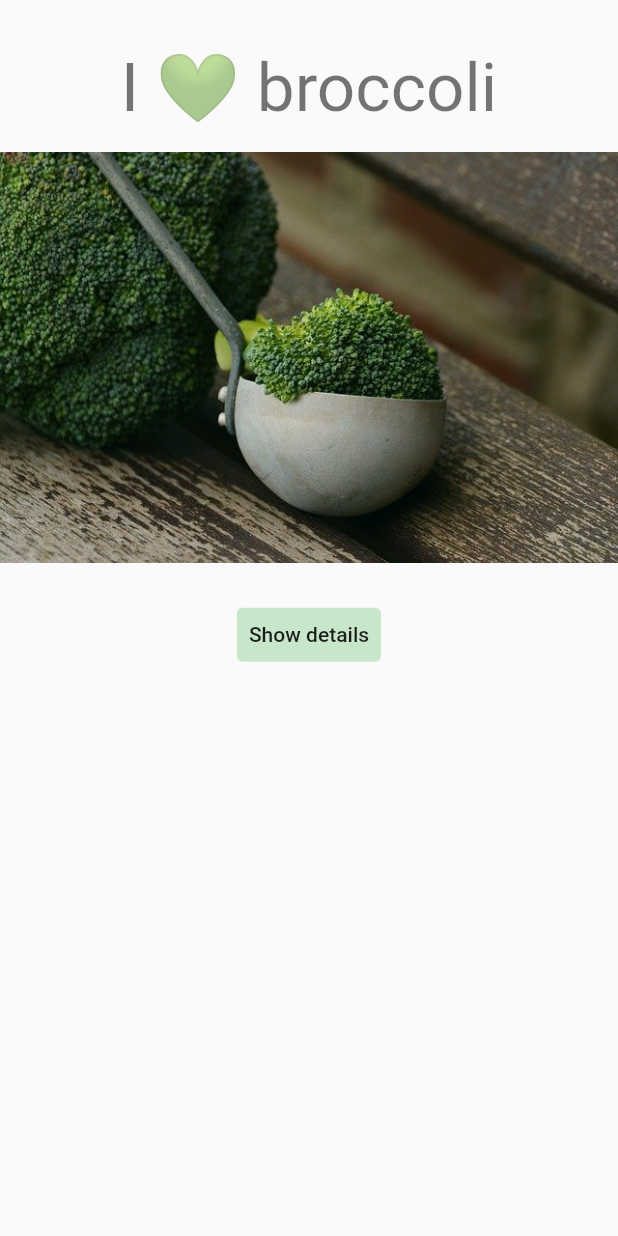
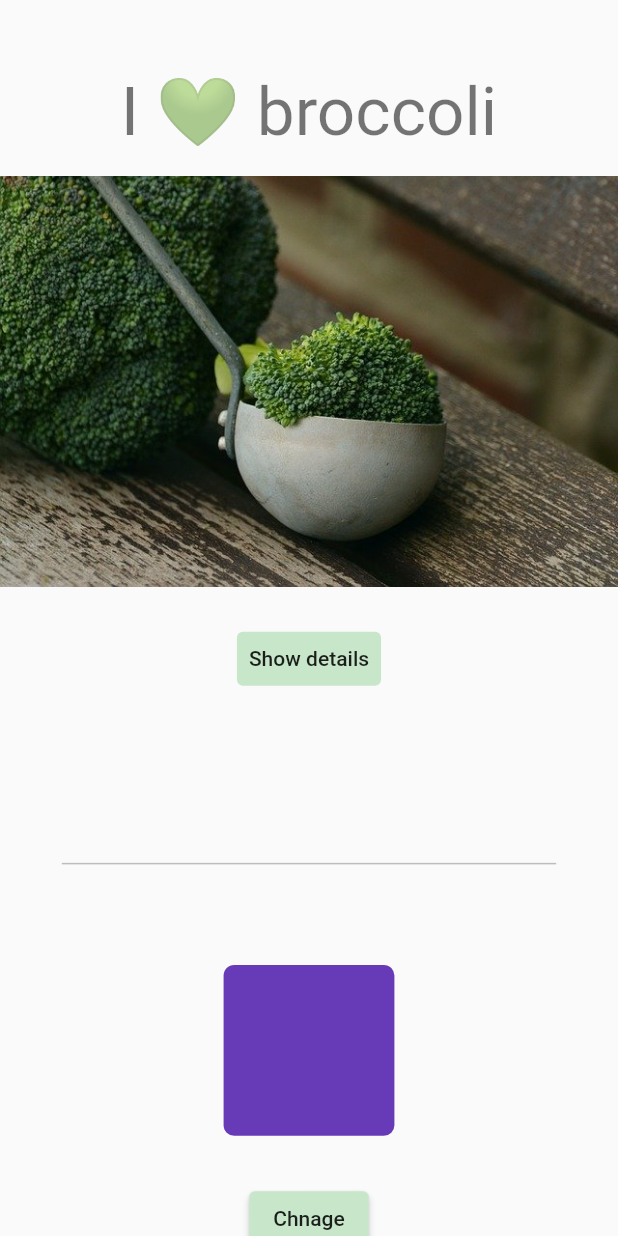
Before and after one commit to broccolism/flutter-try-again, a Flutter app: the ImplicitAnimationScreen screen opened by its route, on a phone screen of 412 x 824 dp. Run offline on Flutter 3.47's test engine with Material 2 defaults, Android fonts, the phone set to English and light mode, and no system bars; our stand-ins replace cached_network_image, get; generated files the repository leaves out were written again.

Commit message:
#13 :sparkles: change container's color, size, borderRadius

```diff
--- a/tiny_widgets/lib/view/screen/animation/implicit_animation_screen.dart
+++ b/tiny_widgets/lib/view/screen/animation/implicit_animation_screen.dart
@@ -1,3 +1,5 @@
+import 'dart:math';
+
 import 'package:flutter/material.dart';
 import 'package:flutter/widgets.dart';
 
@@ -15,29 +17,58 @@ class _ImplicitAnimationScreenState extends State<ImplicitAnimationScreen> {
   final String IMAGE_NAME = "assets/images/broccoli.jpg";
   final String SHOW_DETAIL_BUTTON_TEXT = "Show details";
   final String HIDE_DETAIL_BUTTON_TEXT = "Hide details";
+  final String CHANGE_BUTTON_TEXT = "Chnage";
   final String BODY_TEXT = "Type: Broccoli\nAge: 3\nJob: Being in a spoon";
+  final ButtonStyle _buttonStyle = ButtonStyle(
+    backgroundColor: MaterialStateProperty.all<Color>(Colors.green[100]!),
+  );
 
-  // TODO: make a controller and let it manage opacity.
+  // TODO: make a controller and let it manage variables.
   double opacity = 0.0;
+  late Color color;
+  late double borderRadius;
+  late double margin;
+
+  @override
+  void initState() {
+    super.initState();
+    color = Colors.deepPurple;
+    borderRadius = _randomBorderRadius();
+    margin = _randomMargin();
+  }
+
   @override
   Widget build(BuildContext context) {
     return SafeArea(
       child: Scaffold(
         body: SingleChildScrollView(
+          physics: ClampingScrollPhysics(),
           child: Column(
             children: [
-              SizedBox(height: 32),
-              _title(),
-              SizedBox(height: 16),
-              _image(),
-              SizedBox(height: 24),
-              _detailButton(),
-              SizedBox(height: 16),
-              _body(),
+              SizedBox(height: 48),
+              _imageAndDetails(),
+              _divider(),
+              SizedBox(height: 48),
+              _animatingShape(),
+              SizedBox(height: 48),
             ],
           ),
         ),
       ),
+    );
+  }
+
+  Widget _imageAndDetails() {
+    return Column(
+      children: [
+        _title(),
+        SizedBox(height: 16),
+        _image(),
+        SizedBox(height: 24),
+        _detailButton(),
+        SizedBox(height: 16),
+        _body(),
+      ],
     );
   }
 
@@ -55,9 +86,7 @@ class _ImplicitAnimationScreenState extends State<ImplicitAnimationScreen> {
   Widget _detailButton() {
     return TextButton(
       onPressed: () => setState(() => opacity = 1 - opacity),
-      style: ButtonStyle(
-        backgroundColor: MaterialStateProperty.all<Color>(Colors.green[100]!),
-      ),
+      style: _buttonStyle,
       child: Text(
         opacity == 1.0 ? HIDE_DETAIL_BUTTON_TEXT : SHOW_DETAIL_BUTTON_TEXT,
         style: Theme.of(context).textTheme.button,
@@ -67,6 +96,7 @@ class _ImplicitAnimationScreenState extends State<ImplicitAnimationScreen> {
 
   Widget _body() {
     return AnimatedOpacity(
+      curve: Curves.bounceIn,
       opacity: opacity,
       duration: const Duration(seconds: 1),
       child: Text(
@@ -79,4 +109,67 @@ class _ImplicitAnimationScreenState extends State<ImplicitAnimationScreen> {
       ),
     );
   }
+
+  Widget _divider() {
+    return Column(
+      children: [
+        SizedBox(height: 12),
+        Container(
+          width: MediaQuery.of(context).size.width * 0.8,
+          height: 1,
+          color: Colors.grey[400],
+        ),
+        SizedBox(height: 12)
+      ],
+    );
+  }
+
+  Widget _animatingShape() {
+    return Column(
+      children: [
+        SizedBox(
+          width: 128,
+          height: 128,
+          child: AnimatedContainer(
+            curve: Curves.slowMiddle,
+            margin: EdgeInsets.all(margin),
+            decoration: BoxDecoration(
+              color: color,
+              borderRadius: BorderRadius.circular(borderRadius),
+            ),
+            duration: const Duration(milliseconds: 500),
+          ),
+        ),
+        SizedBox(height: 24),
+        ElevatedButton(
+          onPressed: _change,
+          style: _buttonStyle,
+          child: Text(
+            CHANGE_BUTTON_TEXT,
+            style: Theme.of(context).textTheme.button,
+          ),
+        ),
+      ],
+    );
+  }
+
+  void _change() {
+    setState(() {
+      color = _randomColor();
+      borderRadius = _randomBorderRadius();
+      margin = _randomMargin();
+    });
+  }
+
+  double _randomBorderRadius() {
+    return Random().nextDouble() * 64;
+  }
+
+  double _randomMargin() {
+    return Random().nextDouble() * 64;
+  }
+
+  Color _randomColor() {
+    return Color(0xFFFFFFFF & Random().nextInt(0xFFFFFFFF));
+  }
 }
```
